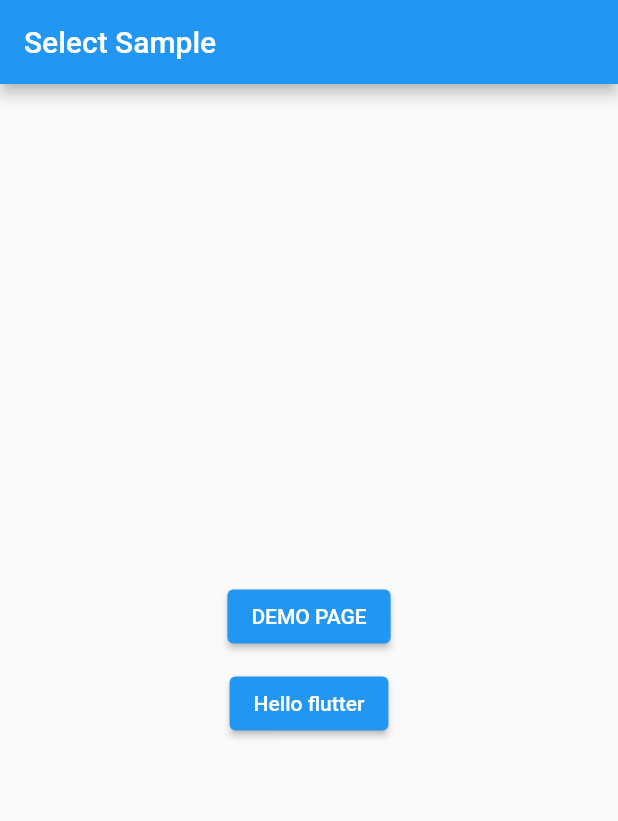
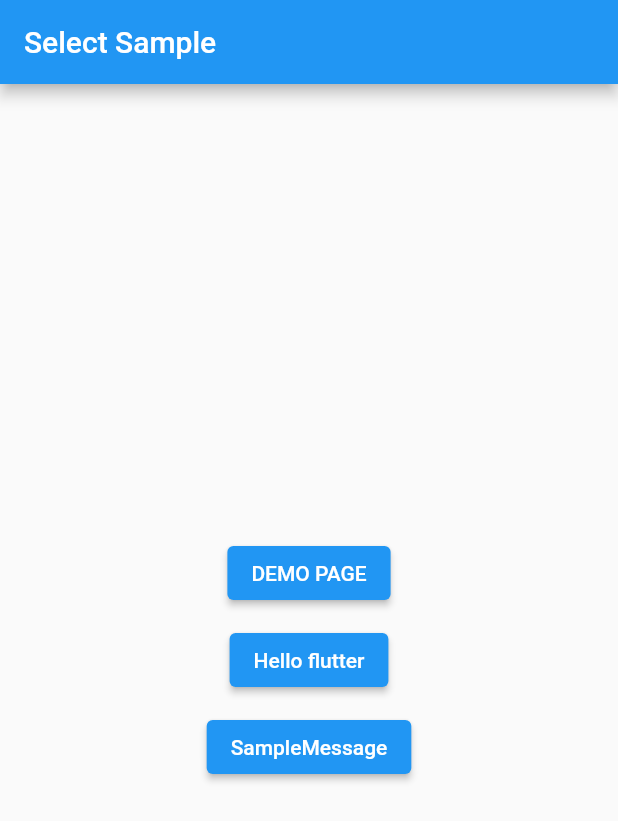
Before and after one commit to expensive-garbage/Kashiwara0205-flutter_samples, a Flutter app: the screen it shows after launch, on a phone screen of 412 x 824 dp. Shown: the top 821 px of the screen. Run offline on Flutter 3.47's test engine with Material 2 defaults, Android fonts, the light colour scheme and no system bars.

Commit message:
add sample_message.dart

```diff
--- a/lib/main.dart
+++ b/lib/main.dart
@@ -2,6 +2,7 @@ import 'package:flutter/material.dart';
 import 'package:flutter_samples/hello_flutter.dart';
 import 'demo.dart';
 import 'menu.dart';
+import 'sample_message.dart';
 
 void main() => runApp(const Main());
 
@@ -15,6 +16,7 @@ class Main extends StatelessWidget {
         '/': (context) => const Menu(),
         'demo': (context) => const Demo(),
         'hello_flutter': (context) => const HelloFlutter(),
+        'sample_message': (context) => const SampleMessage(),
       },
     );
   }
--- a/lib/menu.dart
+++ b/lib/menu.dart
@@ -1,6 +1,7 @@
 import 'package:flutter/material.dart';
 import "demo.dart";
 import 'hello_flutter.dart';
+import "sample_message.dart";
 
 void main() => runApp(const Menu());
 
@@ -51,6 +52,13 @@ class _MenuPageState extends State<MenuPage> {
                     onPressed: onClickHelloFlutter,
                     child: const Text("Hello flutter")),
               ),
+              Padding(
+                padding: const EdgeInsets.all(5.0),
+                child: ElevatedButton(
+                    key: null,
+                    onPressed: onClickSampleMessage,
+                    child: const Text("SampleMessage")),
+              ),
             ])));
   }
 
@@ -67,4 +75,11 @@ class _MenuPageState extends State<MenuPage> {
       MaterialPageRoute(builder: (context) => const HelloFlutter()),
     );
   }
+
+  void onClickSampleMessage() {
+    Navigator.push(
+      context,
+      MaterialPageRoute(builder: (context) => const SampleMessage()),
+    );
+  }
 }
```
Also changed, not shown: lib/sample_message.dart (added, +39 -0 lines).
